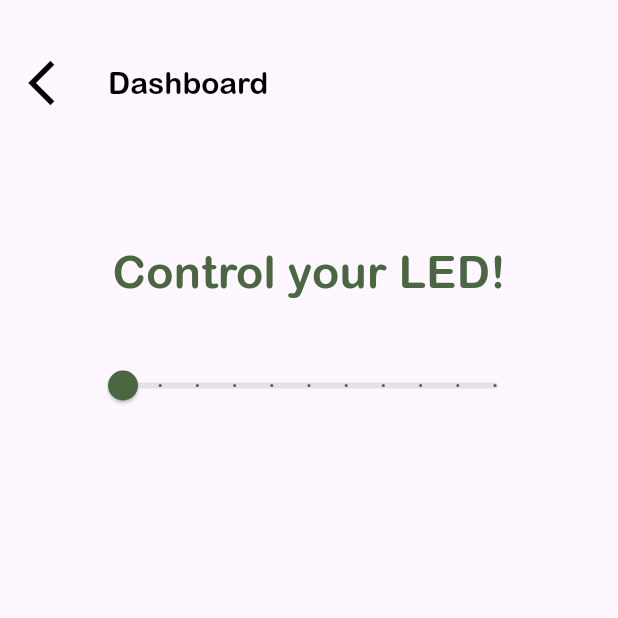
After one commit to muxonn/grow_guard, a Flutter app: the LedPage screen opened directly, on a phone screen of 412 x 824 dp, the top half of it. The commit adds this screen. Run offline on Flutter 3.47's test engine with Material 3 defaults, Android fonts, the phone set to English and light mode, and no system bars; our stand-ins replace cloud_firestore, firebase_auth, firebase_core, flutter_hooks, loading_animation_widget; missing offline and left inert: graphic; accounts and stored records are empty; network calls fail.

Commit message:
Add led value controlling with slider

```diff
--- /dev/null
+++ b/lib/data/models/led_model.dart
@@ -0,0 +1,9 @@
+class LedModel {
+  LedModel({this.value});
+
+  double? value;
+
+  LedModel.fromJson(Map<String, dynamic> json) {
+    value = json['value'].toDouble();
+  }
+}
--- /dev/null
+++ b/lib/utils/slider.dart
@@ -0,0 +1,76 @@
+import 'dart:convert';
+
+import 'package:flutter/material.dart';
+import 'package:flutter_hooks/flutter_hooks.dart';
+import 'package:grow_guard/data/led_repository.dart';
+import 'package:grow_guard/utils/colors.dart';
+import 'package:http/http.dart' as http;
+import 'package:loading_animation_widget/loading_animation_widget.dart';
+
+class SliderExample extends HookWidget {
+  SliderExample({super.key});
+
+  Future<double?> fetchData() async {
+    LedRepository repository = LedRepository();
+    var data = await repository.getLedValue(1);
+    if (data != null) {
+      print(data.value);
+      return data.value;
+    }
+
+    return 0.0;
+  }
+
+  Future<void> sendPutRequest(double value, int id) async {
+    final url = Uri.parse('http://192.168.242.252:8000/devices/$id/led_value/');
+    final Map<String, dynamic> payload = {'value': value};
+
+    try {
+      final response = await http.put(
+        url,
+        body: jsonEncode(payload),
+        headers: {'Content-Type': 'application/json'},
+      );
+
+      if (response.statusCode == 200) {
+        print('PUT request successful');
+      } else {
+        print(
+            'Failed to send PUT request. Status code: ${response.statusCode}');
+      }
+    } catch (error) {
+      print('Error sending PUT request: $error');
+    }
+  }
+
+  @override
+  Widget build(BuildContext context) {
+    final future = useMemoized(fetchData);
+    final snapshot = useFuture(future);
+    final currentSliderValue = useState(0.0);
+    final loaded = useState(false);
+
+    if (snapshot.hasData && loaded.value == false) {
+      currentSliderValue.value = snapshot.data!;
+      loaded.value = true;
+      print(snapshot.data);
+    }
+
+    return loaded.value
+        ? Container(
+            width: 300,
+            child: Slider(
+              activeColor: forestGreen,
+              value: currentSliderValue.value,
+              max: 100,
+              divisions: 10,
+              label: currentSliderValue.value.round().toString(),
+              onChanged: (double value) {
+                currentSliderValue.value = value;
+                print(currentSliderValue.value);
+                sendPutRequest(value, 1);
+              },
+            ))
+        : LoadingAnimationWidget.waveDots(color: forestGreen, size: 50);
+  }
+}
--- /dev/null
+++ b/lib/views/led_page.dart
@@ -0,0 +1,48 @@
+import 'package:flutter/material.dart';
+import 'package:grow_guard/utils/colors.dart';
+import 'package:grow_guard/utils/slider.dart';
+
+class LedPage extends StatelessWidget {
+  const LedPage({super.key});
+
+  @override
+  Widget build(BuildContext context) {
+    return Scaffold(
+      appBar: AppBar(
+        toolbarHeight: 110,
+        title: Text(
+          "Dashboard",
+          style: TextStyle(
+            fontSize: 20,
+            color: Colors.black,
+          ),
+        ),
+        leading: IconButton(
+          onPressed: () {
+            Navigator.pop(context);
+          },
+          icon: Icon(
+            Icons.arrow_back_ios_outlined,
+            size: 36,
+            color: Colors.black,
+          ),
+        ),
+        backgroundColor: Colors.transparent,
+        elevation: 0,
+      ),
+      body: Center(
+        child: Column(
+          children: [
+            SizedBox(height: 50),
+            Text(
+              "Control your LED!",
+              style: TextStyle(color: forestGreen, fontSize: 30),
+            ),
+            SizedBox(height: 30),
+            SliderExample(),
+          ],
+        ),
+      ),
+    );
+  }
+}
```
Also changed, not shown: lib/data/core/app_client.dart (+11 -0 lines), lib/data/core/client_path.dart (+7 -3 lines), lib/data/led_repository.dart (added, +20 -0 lines), lib/views/home_page.dart (+12 -4 lines).
